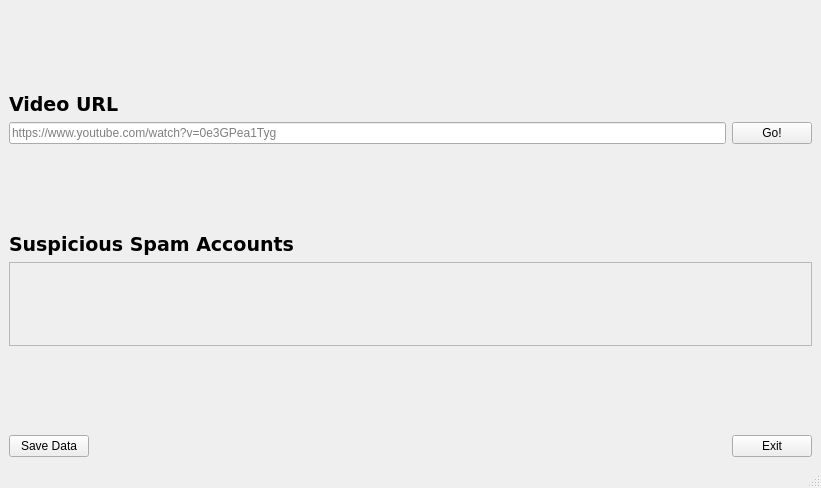
The window that ui/main.ui (Pristzilla/HackUPCTeamRocket) describes before a commit, drawn with Qt 5.
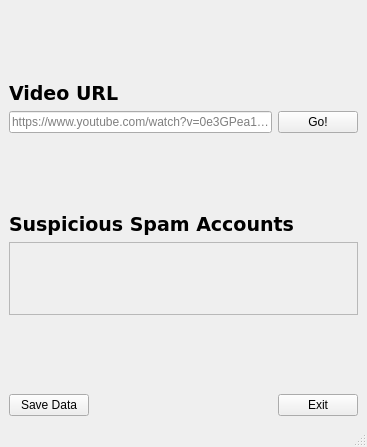
The same window after the commit.

Diff of the .ui file:
```diff
--- a/ui/main.ui
+++ b/ui/main.ui
@@ -6,8 +6,8 @@
    <rect>
     <x>0</x>
     <y>0</y>
-    <width>821</width>
-    <height>488</height>
+    <width>367</width>
+    <height>447</height>
    </rect>
   </property>
   <property name="windowTitle">
@@ -116,7 +116,7 @@
           <rect>
            <x>0</x>
            <y>0</y>
-           <width>795</width>
+           <width>341</width>
            <height>85</height>
           </rect>
          </property>
```
Left out of the diff: 2 changed lines with no effect on the pictures.
